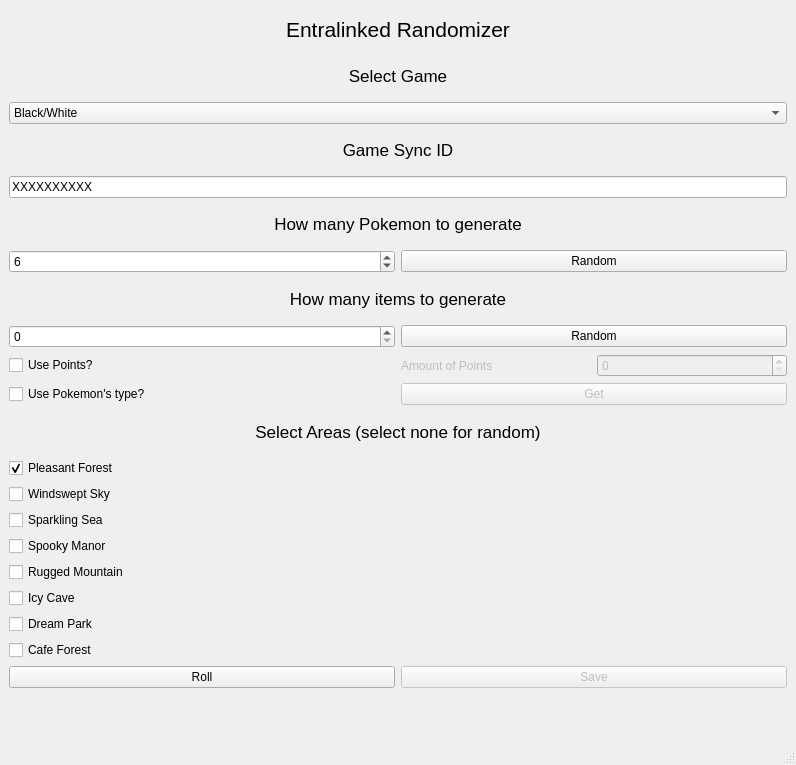
Old version of the form menu.ui in the repository Paxnar/EntralinkedRandomizer.
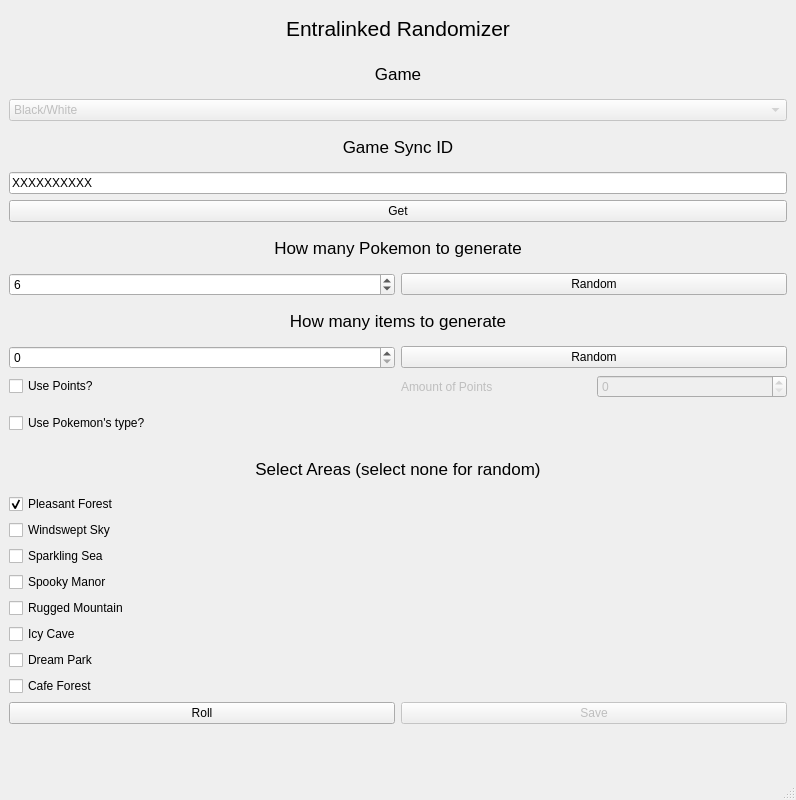
New version of the form. Icons and pictures are not drawn.

What changed in the file:
```diff
--- a/menu.ui
+++ b/menu.ui
@@ -7,7 +7,7 @@
     <x>0</x>
     <y>0</y>
     <width>796</width>
-    <height>765</height>
+    <height>800</height>
    </rect>
   </property>
   <property name="windowTitle">
@@ -42,7 +42,7 @@
        </font>
       </property>
       <property name="text">
-       <string>Select Game</string>
+       <string>Game</string>
       </property>
       <property name="alignment">
        <set>Qt::AlignCenter</set>
@@ -50,7 +50,13 @@
      </widget>
     </item>
     <item>
-     <widget class="QComboBox" name="comboBox">
+     <widget class="QComboBox" name="game_comboBox">
+      <property name="enabled">
+       <bool>false</bool>
+      </property>
+      <property name="currentIndex">
+       <number>0</number>
+      </property>
       <item>
        <property name="text">
         <string>Black/White</string>
@@ -86,7 +92,14 @@
      </widget>
     </item>
     <item>
-     <widget class="QLabel" name="label_3">
+     <widget class="QPushButton" name="get_button">
+      <property name="text">
+       <string>Get</string>
+      </property>
+     </widget>
+    </item>
+    <item>
+     <widget class="QLabel" name="pokegen_label">
       <property name="font">
        <font>
         <pointsize>13</pointsize>
@@ -157,7 +170,7 @@
     <item>
      <layout class="QHBoxLayout" name="horizontalLayout">
       <item>
-       <widget class="QCheckBox" name="checkBox_2">
+       <widget class="QCheckBox" name="points_checkbox">
         <property name="text">
          <string>Use Points?</string>
         </property>
@@ -202,12 +215,12 @@
        </widget>
       </item>
       <item>
-       <widget class="QPushButton" name="pushButton_5">
+       <widget class="QLabel" name="types_label">
         <property name="enabled">
          <bool>false</bool>
         </property>
         <property name="text">
-         <string>Get</string>
+         <string/>
         </property>
        </widget>
       </item>
```
Left out of the diff: 40 changed lines with no effect on the pictures.
